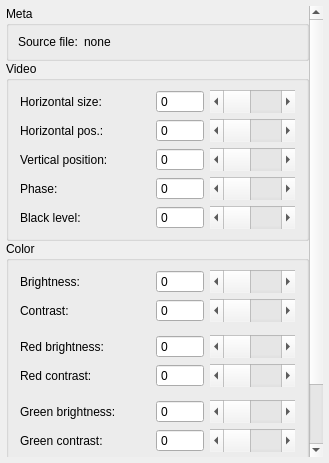
Before: the Qt Designer form src/display/qt/dialogs/ui/video_and_color_dialog.ui in mrehkopf/vcs, drawn with Qt 5.
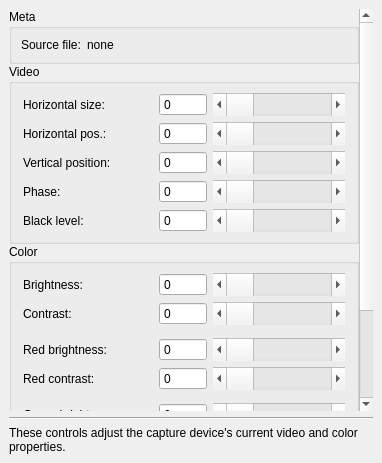
After: the same form once the commit is applied.

Diff of the .ui file:
```diff
--- a/src/display/qt/dialogs/ui/video_and_color_dialog.ui
+++ b/src/display/qt/dialogs/ui/video_and_color_dialog.ui
@@ -6,7 +6,7 @@
    <rect>
     <x>0</x>
     <y>0</y>
-    <width>329</width>
+    <width>382</width>
     <height>463</height>
    </rect>
   </property>
@@ -18,16 +18,16 @@
     <number>6</number>
    </property>
    <property name="leftMargin">
-    <number>6</number>
+    <number>9</number>
    </property>
    <property name="topMargin">
-    <number>6</number>
+    <number>9</number>
    </property>
    <property name="rightMargin">
-    <number>6</number>
+    <number>9</number>
    </property>
    <property name="bottomMargin">
-    <number>6</number>
+    <number>9</number>
    </property>
    <item>
     <widget class="QScrollArea" name="scrollArea">
@@ -42,7 +42,7 @@
        <rect>
         <x>0</x>
         <y>0</y>
-        <width>301</width>
+        <width>348</width>
         <height>557</height>
        </rect>
       </property>
@@ -889,6 +889,23 @@
      </widget>
     </widget>
    </item>
+   <item>
+    <widget class="Line" name="line">
+     <property name="orientation">
+      <enum>Qt::Horizontal</enum>
+     </property>
+    </widget>
+   </item>
+   <item>
+    <widget class="QLabel" name="label_notice">
+     <property name="text">
+      <string>These controls adjust the capture device's current video and color properties.</string>
+     </property>
+     <property name="wordWrap">
+      <bool>true</bool>
+     </property>
+    </widget>
+   </item>
   </layout>
  </widget>
  <resources/>
```
